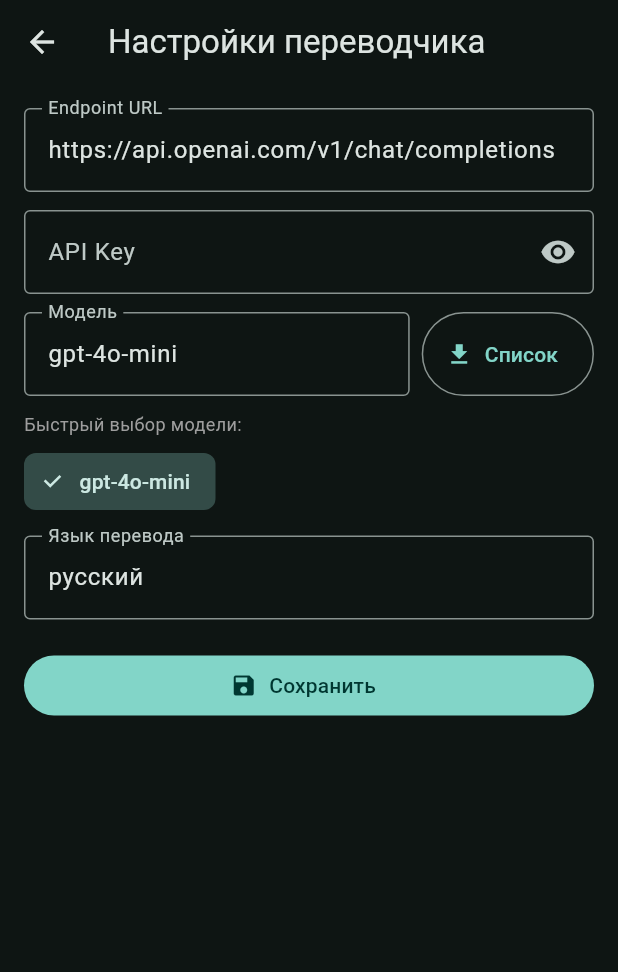
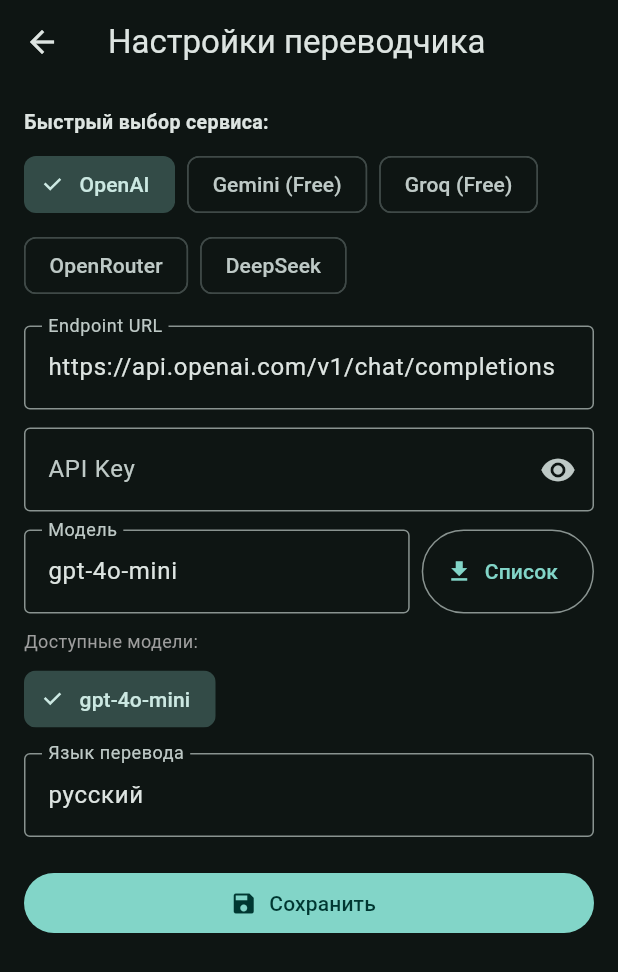
Before and after one commit to Div1kik/Transreader, a Flutter app: the screen it shows after launch, after a tap on the "settings" icon, on a phone screen of 412 x 824 dp. Shown: the top 972 px of the screen. Run offline on Flutter 3.47's test engine with Material 3 defaults, Android fonts, the phone set to English and light mode, and no system bars; our stand-ins replace connectivity_plus, file_picker, shared_preferences, sqflite; accounts and stored records are empty; network calls fail.

Commit message:
Update settings_screen.dart

```diff
--- a/lib/screens/settings_screen.dart
+++ b/lib/screens/settings_screen.dart
@@ -3,6 +3,18 @@ import 'package:flutter/material.dart';
 import 'package:http/http.dart' as http;
 import '../models/book_models.dart';
 import '../services/settings_service.dart';
+
+class _ProviderPreset {
+  final String label;
+  final String endpoint;
+  final String defaultModel;
+
+  const _ProviderPreset({
+    required this.label,
+    required this.endpoint,
+    required this.defaultModel,
+  });
+}
 
 class SettingsScreen extends StatefulWidget {
   final TranslatorSettings initialSettings;
@@ -14,6 +26,35 @@ class SettingsScreen extends StatefulWidget {
 }
 
 class _SettingsScreenState extends State<SettingsScreen> {
+  static const List<_ProviderPreset> _presets = [
+    _ProviderPreset(
+      label: 'OpenAI',
+      endpoint: 'https://api.openai.com/v1/chat/completions',
+      defaultModel: 'gpt-4o-mini',
+    ),
+    _ProviderPreset(
+      label: 'Gemini (Free)',
+      endpoint:
+          'https://generativelanguage.googleapis.com/v1beta/openai/chat/completions',
+      defaultModel: 'gemini-2.5-flash',
+    ),
+    _ProviderPreset(
+      label: 'Groq (Free)',
+      endpoint: 'https://api.groq.com/openai/v1/chat/completions',
+      defaultModel: 'llama-3.3-70b-versatile',
+    ),
+    _ProviderPreset(
+      label: 'OpenRouter',
+      endpoint: 'https://openrouter.ai/api/v1/chat/completions',
+      defaultModel: 'google/gemma-2-9b-it:free',
+    ),
+    _ProviderPreset(
+      label: 'DeepSeek',
+      endpoint: 'https://api.deepseek.com/chat/completions',
+      defaultModel: 'deepseek-chat',
+    ),
+  ];
+
   late final TextEditingController _endpointCtrl;
   late final TextEditingController _apiKeyCtrl;
   late final TextEditingController _modelCtrl;
@@ -31,7 +72,8 @@ class _SettingsScreenState extends State<SettingsScreen> {
         TextEditingController(text: widget.initialSettings.endpointUrl);
     _apiKeyCtrl = TextEditingController(text: widget.initialSettings.apiKey);
     _modelCtrl = TextEditingController(text: widget.initialSettings.model);
-    _langCtrl = TextEditingController(text: widget.initialSettings.targetLanguage);
+    _langCtrl =
+        TextEditingController(text: widget.initialSettings.targetLanguage);
 
     if (widget.initialSettings.model.trim().isNotEmpty) {
       _availableModels = [widget.initialSettings.model.trim()];
@@ -45,6 +87,15 @@ class _SettingsScreenState extends State<SettingsScreen> {
     _modelCtrl.dispose();
     _langCtrl.dispose();
     super.dispose();
+  }
+
+  void _applyPreset(_ProviderPreset preset) {
+    setState(() {
+      _endpointCtrl.text = preset.endpoint;
+      _modelCtrl.text = preset.defaultModel;
+      _availableModels = [preset.defaultModel];
+      _modelsError = null;
+    });
   }
 
   Uri _buildModelsUri(String rawEndpoint) {
@@ -69,7 +120,7 @@ class _SettingsScreenState extends State<SettingsScreen> {
     final apiKey = _apiKeyCtrl.text.trim();
 
     if (endpoint.isEmpty) {
-      setState(() => _modelsError = 'Сначала укажи Endpoint URL');
+      setState(() => _modelsError = 'Сначала выбери сервис или укажи URL');
       return;
     }
 
@@ -97,6 +148,7 @@ class _SettingsScreenState extends State<SettingsScreen> {
       final ids = data
           .map((item) => (item as Map<String, dynamic>)['id']?.toString() ?? '')
           .where((id) => id.isNotEmpty)
+          .map((id) => id.startsWith('models/') ? id.substring(7) : id)
           .toSet()
           .toList()
         ..sort();
@@ -117,7 +169,7 @@ class _SettingsScreenState extends State<SettingsScreen> {
       if (!mounted) return;
       setState(() {
         _modelsError =
-            'Не удалось подтянуть модели ($e). Можно вписать название вручную.';
+            'Не удалось загрузить список ($e). Проверь ключ или впиши модель вручную.';
       });
     } finally {
       if (mounted) {
@@ -153,11 +205,29 @@ class _SettingsScreenState extends State<SettingsScreen> {
       body: ListView(
         padding: const EdgeInsets.all(16),
         children: [
+          const Text(
+            'Быстрый выбор сервиса:',
+            style: TextStyle(fontSize: 13, fontWeight: FontWeight.w600),
+          ),
+          const SizedBox(height: 8),
+          Wrap(
+            spacing: 8,
+            runSpacing: 6,
+            children: _presets.map((preset) {
+              final active = _endpointCtrl.text.trim() == preset.endpoint;
+              return ChoiceChip(
+                label: Text(preset.label),
+                selected: active,
+                onSelected: (_) => _applyPreset(preset),
+              );
+            }).toList(),
+          ),
+          const SizedBox(height: 16),
           TextField(
             controller: _endpointCtrl,
+            onChanged: (_) => setState(() {}),
             decoration: const InputDecoration(
               labelText: 'Endpoint URL',
-              hintText: 'https://api.openai.com/v1/chat/completions',
               border: OutlineInputBorder(),
             ),
           ),
@@ -186,7 +256,6 @@ class _SettingsScreenState extends State<SettingsScreen> {
                   onChanged: (_) => setState(() {}),
                   decoration: const InputDecoration(
                     labelText: 'Модель',
-                    hintText: 'gpt-4o-mini',
                     border: OutlineInputBorder(),
                   ),
                 ),
@@ -218,7 +287,7 @@ class _SettingsScreenState extends State<SettingsScreen> {
           if (_availableModels.isNotEmpty) ...[
             const SizedBox(height: 10),
             const Text(
-              'Быстрый выбор модели:',
+              'Доступные модели:',
               style: TextStyle(fontSize: 12, color: Colors.grey),
             ),
             const SizedBox(height: 6),
@@ -244,7 +313,6 @@ class _SettingsScreenState extends State<SettingsScreen> {
             controller: _langCtrl,
             decoration: const InputDecoration(
               labelText: 'Язык перевода',
-              hintText: 'русский',
               border: OutlineInputBorder(),
             ),
           ),
```
